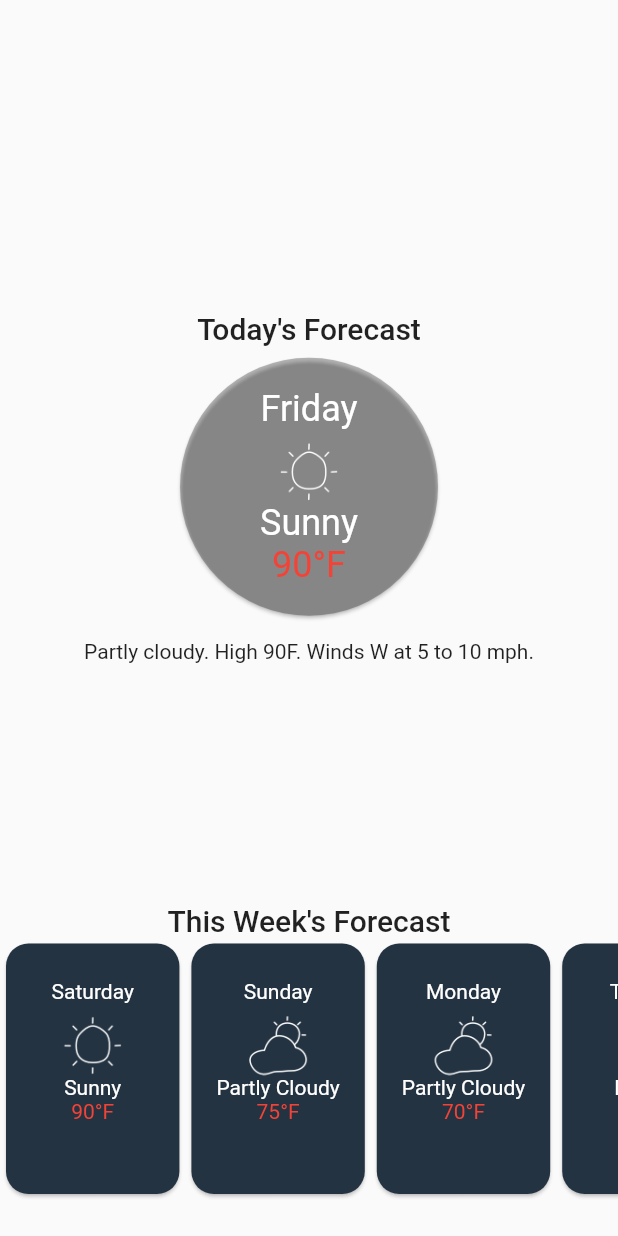
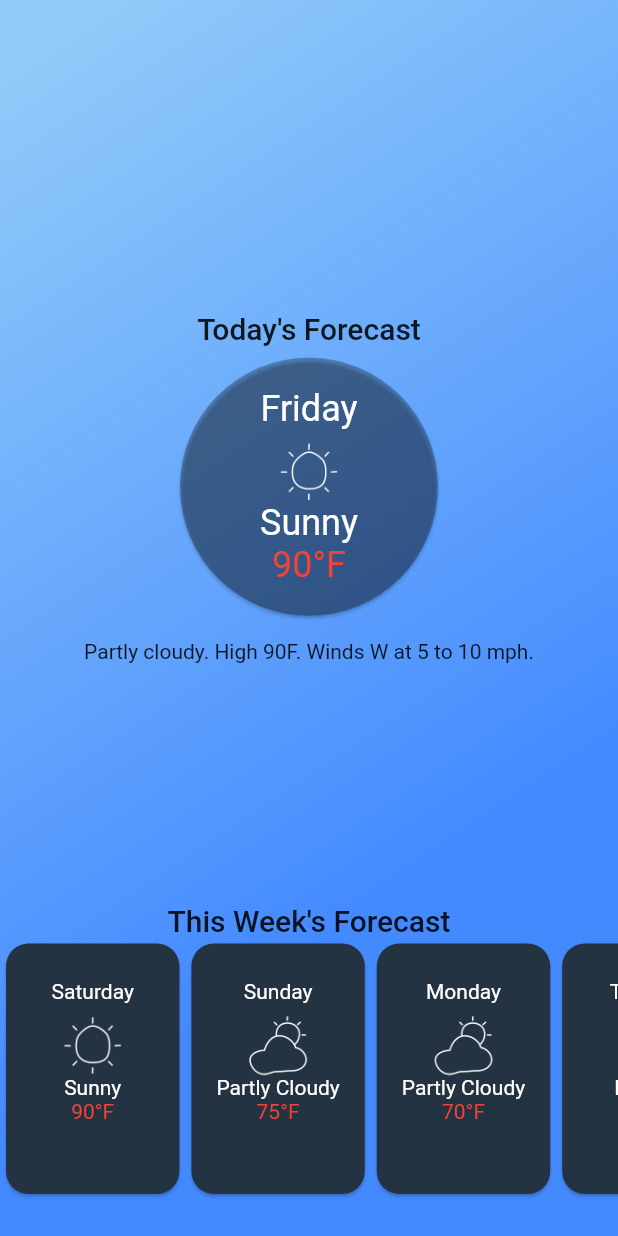
Before and after one commit to cerberodev/goldentest_ebay, a Flutter app: the screen it shows after launch, on a phone screen of 412 x 824 dp. Run offline on Flutter 3.47's test engine with Material 2 defaults, Android fonts, the phone set to English and light mode, and no system bars.

```diff
--- a/lib/ui/screen/weather_widgets.dart
+++ b/lib/ui/screen/weather_widgets.dart
@@ -26,7 +26,15 @@ class WeatherForecast extends StatelessWidget {
   @override
   Widget build(BuildContext context) {
     final theme = Theme.of(context);
-    return Column(
+    return Container(
+      decoration: BoxDecoration(
+        gradient: LinearGradient(
+          begin: FractionalOffset(0.2, 0),
+          end: FractionalOffset(1, 0.6),
+          colors: [Colors.blue[200], Colors.blueAccent[200]],
+        ),
+      ),
+      child: Column(
         mainAxisAlignment: MainAxisAlignment.spaceBetween,
         mainAxisSize: MainAxisSize.min,
         children: [
@@ -47,7 +55,8 @@ class WeatherForecast extends StatelessWidget {
                       shape: const CircleBorder(),
                     ),
                     textTheme: theme.textTheme.copyWith(
-                    bodyText2: theme.textTheme.bodyText2.copyWith(fontSize: 24),
+                      bodyText2:
+                          theme.textTheme.bodyText2.copyWith(fontSize: 24),
                     ),
                   ),
                   child: WeatherCard.forecast(today),
@@ -68,6 +77,7 @@ class WeatherForecast extends StatelessWidget {
           ),
           const SizedBox(height: 24),
         ],
+      ),
     );
   }
 }
```
Lines whose indentation alone changed are shown as unchanged.
